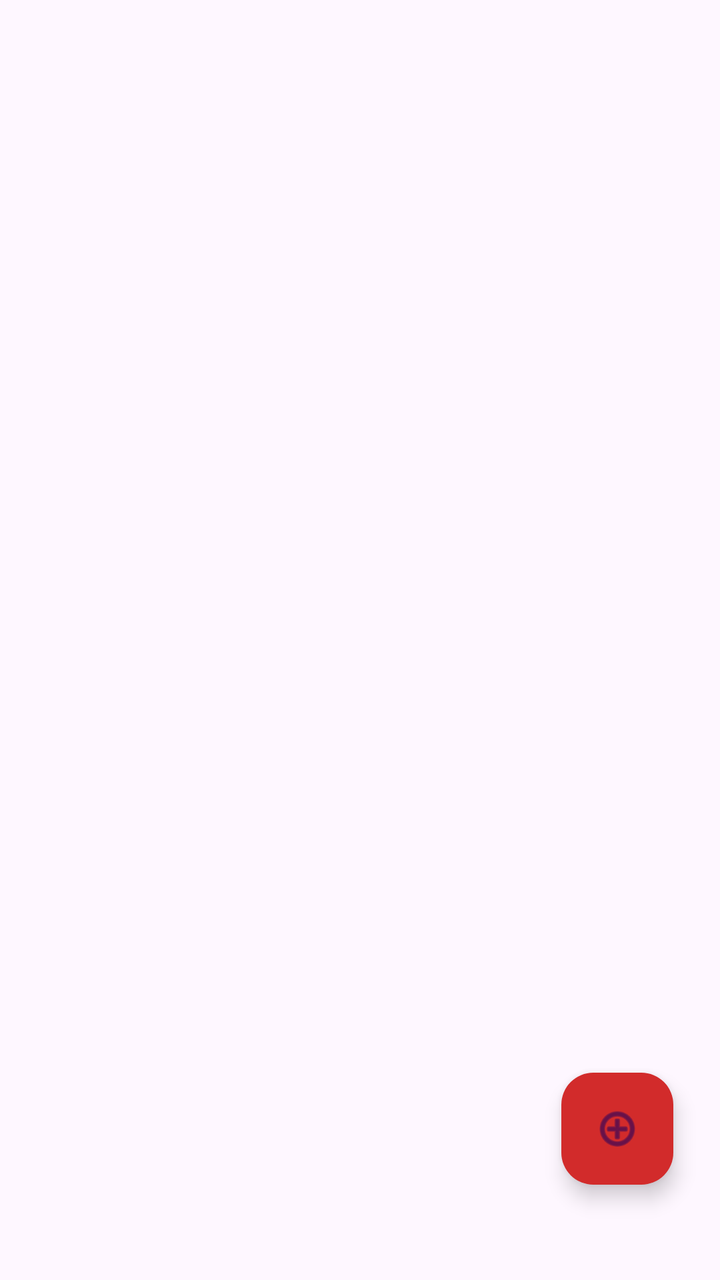
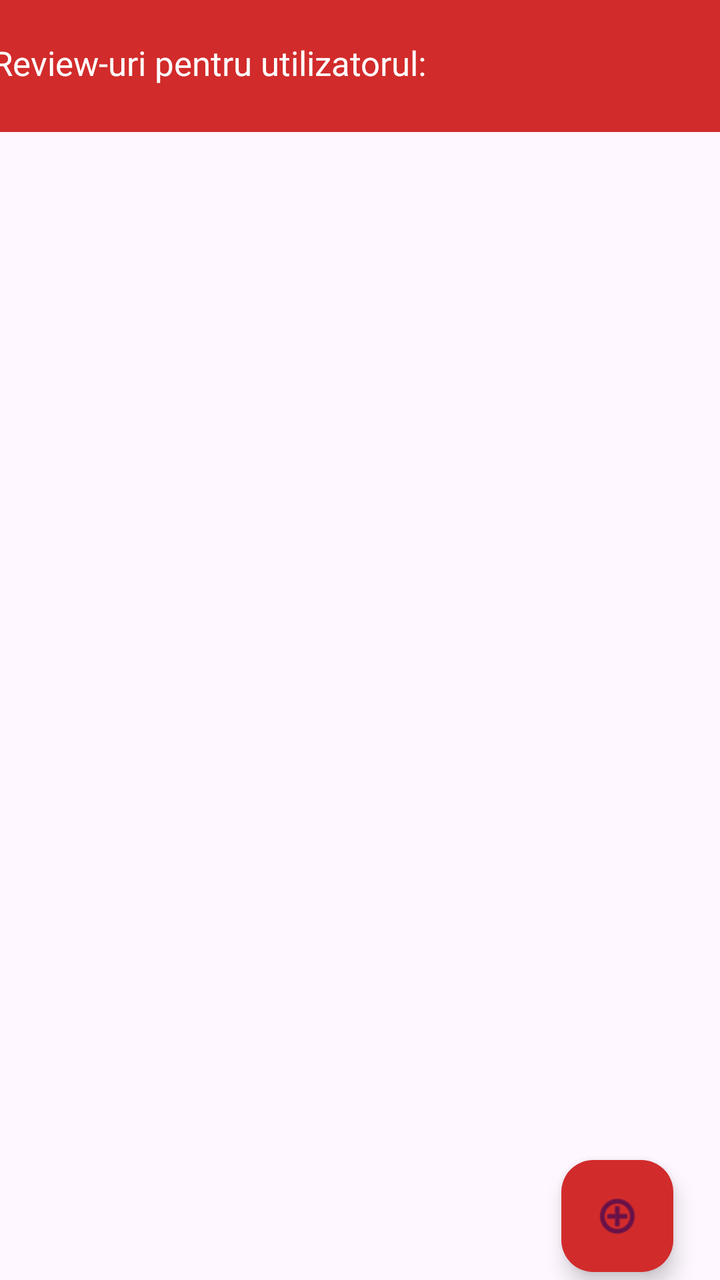

Compare the two renders of this Android layout. The source of the first and the diff that turns it into the second are given below.
<!-- AndroidManifest.xml: application theme Theme.Tema2 -->
<!-- res/layout/activity_list_recenzii.xml -->
<?xml version="1.0" encoding="utf-8"?>
<androidx.constraintlayout.widget.ConstraintLayout xmlns:android="http://schemas.android.com/apk/res/android"
    xmlns:app="http://schemas.android.com/apk/res-auto"
    xmlns:tools="http://schemas.android.com/tools"
    android:id="@+id/main"
    android:layout_width="match_parent"
    android:layout_height="match_parent"
    tools:context=".activities.RecenziiListActivity">


    <TextView
        android:id="@+id/tvNameOfListView"
        android:layout_width="409dp"
        android:layout_height="66dp"
        android:background="#D22B2B"
        android:padding="20dp"
        android:text="Review-uri pentru utilizatorul:"
        android:textColor="@color/white"
        android:textSize="17sp"
        app:layout_constraintBottom_toTopOf="@+id/lvRecenzii"
        app:layout_constraintEnd_toEndOf="parent"
        app:layout_constraintHorizontal_bias="0.003"
        app:layout_constraintStart_toStartOf="parent"
        app:layout_constraintTop_toTopOf="parent"
        app:layout_constraintVertical_bias="0.0" />

    <ListView
        android:id="@+id/lvRecenzii"
        android:layout_width="408dp"
        android:layout_height="490dp"
        android:layout_marginBottom="172dp"
        app:layout_constraintBottom_toBottomOf="parent"
        app:layout_constraintEnd_toEndOf="parent"
        app:layout_constraintHorizontal_bias="0.0"
        app:layout_constraintStart_toStartOf="parent">

    </ListView>

    <com.google.android.material.floatingactionbutton.FloatingActionButton
        android:id="@+id/fabAddRecenziiList"
        android:layout_width="wrap_content"
        android:layout_height="wrap_content"
        android:layout_marginTop="20dp"
        android:backgroundTint="#D22B2B"
        android:clickable="true"
        app:layout_constraintBottom_toBottomOf="parent"
        app:layout_constraintEnd_toEndOf="parent"
        app:layout_constraintHorizontal_bias="0.923"
        app:layout_constraintStart_toStartOf="parent"
        app:layout_constraintTop_toBottomOf="@+id/lvRecenzii"
        app:layout_constraintVertical_bias="0.505"
        app:srcCompat="@android:drawable/ic_menu_add" />

</androidx.constraintlayout.widget.ConstraintLayout>
<!-- resources referenced by this layout -->
<resources>
  <color name="white">#FFFFFFFF</color>
  <style name="Theme.Tema2" parent="Base.Theme.Tema2" />
  <style name="Base.Theme.Tema2" parent="Theme.Material3.DayNight.NoActionBar">
          
          
      </style>
</resources>

<!-- the commit's change to res/layout/activity_list_recenzii.xml (unified diff, before → after) -->
@@ -12,27 +12,29 @@
         android:id="@+id/tvNameOfListView"
         android:layout_width="409dp"
         android:layout_height="66dp"
+        android:layout_marginBottom="3dp"
         android:background="#D22B2B"
         android:padding="20dp"
         android:text="Review-uri pentru utilizatorul:"
         android:textColor="@color/white"
         android:textSize="17sp"
-        app:layout_constraintBottom_toTopOf="@+id/lvRecenzii"
+
         app:layout_constraintEnd_toEndOf="parent"
-        app:layout_constraintHorizontal_bias="0.003"
         app:layout_constraintStart_toStartOf="parent"
         app:layout_constraintTop_toTopOf="parent"
-        app:layout_constraintVertical_bias="0.0" />
+        app:layout_constraintVertical_bias="0.062" />
 
     <ListView
         android:id="@+id/lvRecenzii"
         android:layout_width="408dp"
         android:layout_height="490dp"
-        android:layout_marginBottom="172dp"
+        android:layout_marginBottom="156dp"
         app:layout_constraintBottom_toBottomOf="parent"
         app:layout_constraintEnd_toEndOf="parent"
-        app:layout_constraintHorizontal_bias="0.0"
-        app:layout_constraintStart_toStartOf="parent">
+        app:layout_constraintHorizontal_bias="0.666"
+        app:layout_constraintStart_toStartOf="parent"
+        app:layout_constraintTop_toBottomOf="@+id/tvNameOfListView"
+        app:layout_constraintVertical_bias="0.0">
 
     </ListView>
 
